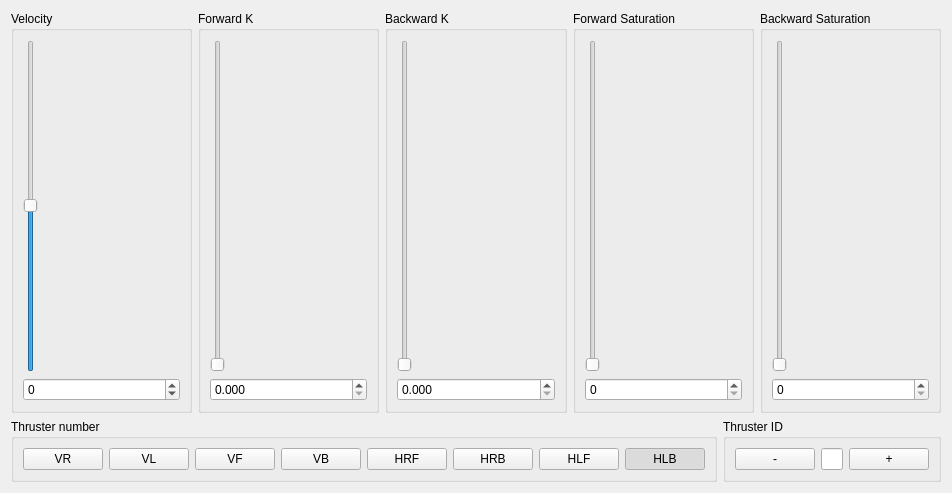
Qt form SettingsWindow/ThrusterSettings/thrustersettings.ui (hydronautics-team/PoolsideGUI) before a commit.
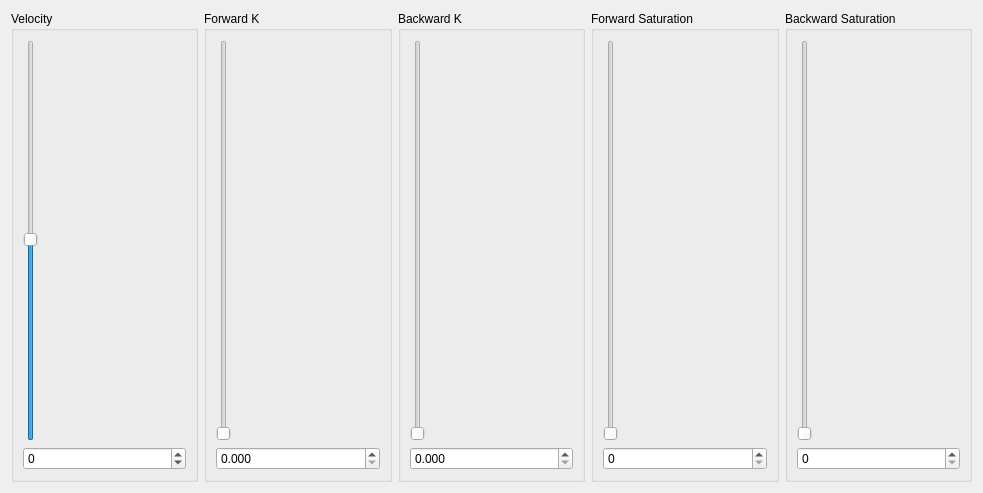
The same form after that commit.

The edit to the form file:
```diff
--- a/SettingsWindow/ThrusterSettings/thrustersettings.ui
+++ b/SettingsWindow/ThrusterSettings/thrustersettings.ui
@@ -6,7 +6,7 @@
    <rect>
     <x>0</x>
     <y>0</y>
-    <width>870</width>
+    <width>983</width>
     <height>493</height>
    </rect>
   </property>
@@ -15,15 +15,24 @@
   </property>
   <layout class="QVBoxLayout" name="verticalLayout">
    <item>
-    <layout class="QHBoxLayout" name="horizontalLayout_3">
+    <layout class="QHBoxLayout" name="horizontalLayout">
      <item>
-      <widget class="QGroupBox" name="groupBox_3">
+      <layout class="QVBoxLayout" name="thrustersVerticalLayout"/>
+     </item>
+     <item>
+      <widget class="QGroupBox" name="groupBoxVelosity">
        <property name="title">
         <string>Velocity</string>
        </property>
        <layout class="QVBoxLayout" name="verticalLayout_5">
         <item>
-         <widget class="QSlider" name="verticalSliderVelocity_2">
+         <widget class="QSlider" name="verticalSliderVelocity">
+          <property name="sizePolicy">
+           <sizepolicy hsizetype="Fixed" vsizetype="Expanding">
+            <horstretch>0</horstretch>
+            <verstretch>0</verstretch>
+           </sizepolicy>
+          </property>
           <property name="minimum">
            <number>-128</number>
           </property>
@@ -52,7 +61,7 @@
       </widget>
      </item>
      <item>
-      <widget class="QGroupBox" name="groupBox_4">
+      <widget class="QGroupBox" name="groupBoxForwardK">
        <property name="title">
         <string>Forward K</string>
        </property>
@@ -84,7 +93,7 @@
       </widget>
      </item>
      <item>
-      <widget class="QGroupBox" name="groupBox_5">
+      <widget class="QGroupBox" name="groupBoxBackwardK">
        <property name="title">
         <string>Backward K</string>
        </property>
@@ -116,7 +125,7 @@
       </widget>
      </item>
      <item>
-      <widget class="QGroupBox" name="groupBox_6">
+      <widget class="QGroupBox" name="groupBoxForwardSaturation">
        <property name="title">
         <string>Forward Saturation</string>
        </property>
@@ -148,7 +157,7 @@
       </widget>
      </item>
      <item>
-      <widget class="QGroupBox" name="groupBox_7">
+      <widget class="QGroupBox" name="groupBoxBackwardSaturation">
        <property name="title">
         <string>Backward Saturation</string>
        </property>
@@ -181,215 +190,6 @@
      </item>
     </layout>
    </item>
-   <item>
-    <layout class="QHBoxLayout" name="horizontalLayout_6">
-     <item>
-      <widget class="QGroupBox" name="groupBoxThrusterId_4">
-       <property name="title">
-        <string>Thruster number </string>
-       </property>
-       <property name="flat">
-        <bool>false</bool>
-       </property>
-       <property name="checkable">
-        <bool>false</bool>
-       </property>
-       <property name="checked">
-        <bool>false</bool>
-       </property>
-       <layout class="QHBoxLayout" name="horizontalLayout">
-        <item>
-         <widget class="QPushButton" name="pushButtonVR_4">
-          <property name="sizePolicy">
-           <sizepolicy hsizetype="Minimum" vsizetype="Minimum">
-            <horstretch>0</horstretch>
-            <verstretch>0</verstretch>
-           </sizepolicy>
-          </property>
-          <property name="tabletTracking">
-           <bool>true</bool>
-          </property>
-          <property name="text">
-           <string>VR</string>
-          </property>
-          <property name="checkable">
-           <bool>true</bool>
-          </property>
-          <property name="autoExclusive">
-           <bool>true</bool>
-          </property>
-         </widget>
-        </item>
-        <item>
-         <widget class="QPushButton" name="pushButtonVL_4">
-          <property name="sizePolicy">
-           <sizepolicy hsizetype="Minimum" vsizetype="Minimum">
-            <horstretch>0</horstretch>
-            <verstretch>0</verstretch>
-           </sizepolicy>
-          </property>
-          <property name="text">
-           <string>VL</string>
-          </property>
-          <property name="checkable">
-           <bool>true</bool>
-          </property>
-          <property name="autoExclusive">
-           <bool>true</bool>
-          </property>
-         </widget>
-        </item>
-        <item>
-         <widget class="QPushButton" name="pushButtonVF_4">
-          <property name="sizePolicy">
-           <sizepolicy hsizetype="Minimum" vsizetype="Minimum">
-            <horstretch>0</horstretch>
-            <verstretch>0</verstretch>
-           </sizepolicy>
-          </property>
-          <property name="text">
-           <string>VF</string>
-          </property>
-          <property name="checkable">
-           <bool>true</bool>
-          </property>
-          <property name="autoExclusive">
-           <bool>true</bool>
-          </property>
-         </widget>
-        </item>
-        <item>
-         <widget class="QPushButton" name="pushButtonVB_4">
-          <property name="sizePolicy">
-           <sizepolicy hsizetype="Minimum" vsizetype="Minimum">
-            <horstretch>0</horstretch>
-            <verstretch>0</verstretch>
-           </sizepolicy>
-          </property>
-          <property name="text">
-           <string>VB</string>
-          </property>
-          <property name="checkable">
-           <bool>true</bool>
-          </property>
-          <property name="autoExclusive">
-           <bool>true</bool>
-          </property>
-         </widget>
-        </item>
-        <item>
-         <widget class="QPushButton" name="pushButtonHRF_4">
-          <property name="sizePolicy">
-           <sizepolicy hsizetype="Minimum" vsizetype="Minimum">
-            <horstretch>0</horstretch>
-            <verstretch>0</verstretch>
-           </sizepolicy>
-          </property>
-          <property name="text">
-           <string>HRF</string>
-          </property>
-          <property name="checkable">
-           <bool>true</bool>
-          </property>
-          <property name="autoExclusive">
-           <bool>true</bool>
-          </property>
-         </widget>
-        </item>
-        <item>
-         <widget class="QPushButton" name="pushButtonHRB_4">
-          <property name="sizePolicy">
-           <sizepolicy hsizetype="Minimum" vsizetype="Minimum">
-            <horstretch>0</horstretch>
-            <verstretch>0</verstretch>
-           </sizepolicy>
-          </property>
-          <property name="text">
-           <string>HRB</string>
-          </property>
-          <property name="checkable">
-           <bool>true</bool>
-          </property>
-          <property name="checked">
-           <bool>false</bool>
-          </property>
-          <property name="autoExclusive">
-           <bool>true</bool>
-          </property>
-         </widget>
-        </item>
-        <item>
-         <widget class="QPushButton" name="pushButtonHLF_4">
-          <property name="sizePolicy">
-           <sizepolicy hsizetype="Minimum" vsizetype="Minimum">
-            <horstretch>0</horstretch>
-            <verstretch>0</verstretch>
-           </sizepolicy>
-          </property>
-          <property name="text">
-           <string>HLF</string>
-          </property>
-          <property name="checkable">
-           <bool>true</bool>
-          </property>
-          <property name="autoExclusive">
-           <bool>true</bool>
-          </property>
-         </widget>
-        </item>
-        <item>
-         <widget class="QPushButton" name="pushButtonHLB_4">
-          <property name="sizePolicy">
-           <sizepolicy hsizetype="Minimum" vsizetype="Minimum">
-            <horstretch>0</horstretch>
-            <verstretch>0</verstretch>
-           </sizepolicy>
-          </property>
-          <property name="text">
-           <string>HLB</string>
-          </property>
-          <property name="checkable">
-           <bool>true</bool>
-          </property>
-          <property name="checked">
-           <bool>true</bool>
-          </property>
-          <property name="autoExclusive">
-           <bool>true</bool>
-          </property>
-         </widget>
-        </item>
-       </layout>
-      </widget>
-     </item>
-     <item>
-      <widget class="QGroupBox" name="groupBox">
-       <property name="title">
-        <string>Thruster ID</string>
-       </property>
-       <layout class="QHBoxLayout" name="horizontalLayout_8">
-        <item>
-         <widget class="QPushButton" name="pushButton">
-          <property name="text">
-           <string>-</string>
-          </property>
-         </widget>
-        </item>
-        <item>
-         <widget class="QLineEdit" name="lineEdit_4"/>
-        </item>
-        <item>
-         <widget class="QPushButton" name="pushButton_2">
-          <property name="text">
-           <string>+</string>
-          </property>
-         </widget>
-        </item>
-       </layout>
-      </widget>
-     </item>
-    </layout>
-   </item>
   </layout>
  </widget>
  <resources/>
```
Left out of the diff: 18 changed lines with no effect on the pictures.
